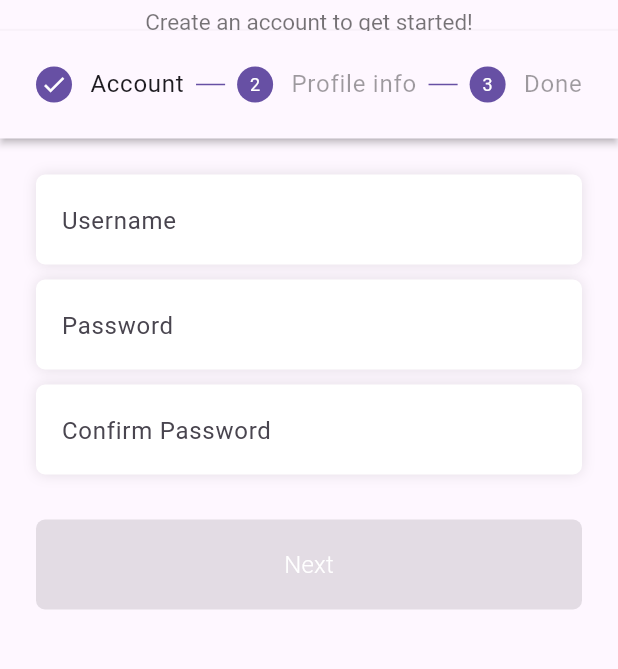
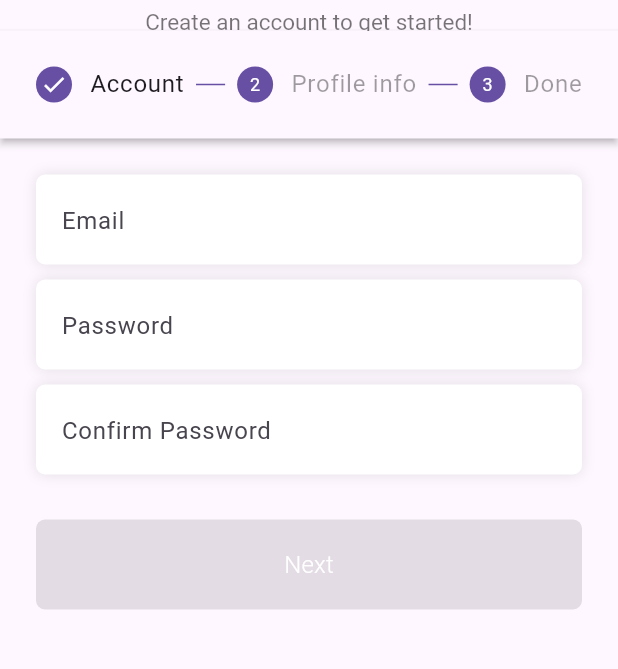
Before and after one commit to Benten559/NewsToYou, a Flutter app: the screen it shows after launch, after a tap on "Sign Up", on a phone screen of 412 x 824 dp, the part 127-796 px from its top. Run offline on Flutter 3.47's test engine with Material 3 defaults, Android fonts, the phone set to English and light mode, and no system bars; our stand-ins replace cloud_firestore, firebase_auth, firebase_core, webview_flutter; accounts and stored records are empty.

Commit message:
ResetPage and Detailed Optimization
Reset Password page done!
other detailed optimization:
When a user fails to log in, the user is prompted for a reason.
When user registration fails it will prompt the user for a reason.
When the user fails to reset the password, the user will be prompted for a reason.

```diff
--- a/news_media/lib/login/login.dart
+++ b/news_media/lib/login/login.dart
@@ -2,6 +2,7 @@ import 'package:NewsToYou/customized/app_colors.dart';
 import 'package:NewsToYou/customized/ourlogo.dart';
 import 'package:NewsToYou/globals/user_session.dart';
 import 'package:NewsToYou/navigationmenu/navigationmenu.dart';
+import 'package:NewsToYou/resetpwpage/reset.dart';
 import 'package:NewsToYou/signup/signup.dart';
 import 'package:flutter/material.dart';
 import 'package:NewsToYou/customized/commonbtn.dart';
@@ -18,6 +19,7 @@ class _LoginPageState extends State<LoginPage> {
   late String _email, _password;
   final auth = FirebaseAuth.instance;
   bool obscureText = true;
+  String errorstate="";
 
   Widget _buildView(BuildContext context) {
     return SafeArea(
@@ -36,6 +38,10 @@ class _LoginPageState extends State<LoginPage> {
               decoration: BoxDecoration(
                 color: Colors.white,
                 borderRadius: BorderRadius.circular(6),
+                border: Border.all(
+                  color: errorstate.isEmpty?Colors.white:Colors.red,
+                  width: 2.0,
+                ),
                 boxShadow: [
                   BoxShadow(
                     color: Colors.black.withOpacity(0.1),
@@ -44,8 +50,11 @@ class _LoginPageState extends State<LoginPage> {
                 ],
               ),
               child: TextField(
-                decoration: const InputDecoration(
-                  hintText: "Email",
+                decoration: InputDecoration(
+                  labelText: errorstate.isEmpty?"Email":errorstate,
+                  labelStyle: TextStyle(
+                    color: errorstate.isEmpty?null:Colors.red,
+                  ),
                   border: InputBorder.none,
                 ),
                 onChanged: (value) {
@@ -65,6 +74,10 @@ class _LoginPageState extends State<LoginPage> {
               decoration: BoxDecoration(
                 color: Colors.white,
                 borderRadius: BorderRadius.circular(6),
+                border: Border.all(
+                  color: errorstate.isEmpty?Colors.white:Colors.red,
+                  width: 2.0,
+                ),
                 boxShadow: [
                   BoxShadow(
                     color: Colors.black.withOpacity(0.1),
@@ -84,7 +97,10 @@ class _LoginPageState extends State<LoginPage> {
                       });
                     },
                   ),
-                  hintText: "Password",
+                  labelText: "Password",
+                  labelStyle: TextStyle(
+                    color: errorstate.isEmpty?null:Colors.red,
+                  ),
                   border: InputBorder.none,
                 ),
                 onChanged: (value) {
@@ -105,6 +121,14 @@ class _LoginPageState extends State<LoginPage> {
                 auth
                     .signInWithEmailAndPassword(
                         email: _email, password: _password)
+                    .catchError((e){setState((){
+                      if(e.code=="invalid-login-credentials"){
+                        errorstate="Wrong Email or Password!";
+                      }else{
+                        errorstate=e.code;
+                      }
+                    });
+                })
                     .then((_) {
                   Navigator.push(context,
                       MaterialPageRoute(builder: (context) => const NavigationMenu()));
@@ -151,12 +175,12 @@ class _LoginPageState extends State<LoginPage> {
             ),
 
             //if forgot username/password
-            const Row(
+            Row(
               mainAxisAlignment: MainAxisAlignment.center,
               children: [
                 //Sign up text
-                Text(
-                  "Forgot Username/Password? ",
+                const Text(
+                  "Forgot Password? ",
                   style: TextStyle(
                     fontSize: 15,
                     color: AppColors.defaultextcolor,
@@ -164,8 +188,13 @@ class _LoginPageState extends State<LoginPage> {
                   ),
                 ),
                 TextButton(
-                  onPressed: null,
-                  child: Text(
+                  onPressed: () {
+                    Navigator.push(
+                        context,
+                        MaterialPageRoute(
+                            builder: (context) => const ResetPage()));
+                  },
+                  child: const Text(
                     "Forgot",
                     style: TextStyle(
                       fontSize: 15,
--- a/news_media/lib/signup/signup.dart
+++ b/news_media/lib/signup/signup.dart
@@ -15,6 +15,7 @@ class SignUpPage extends StatefulWidget {
 
 class _SignUpPageState extends State<SignUpPage> {
   final auth = FirebaseAuth.instance;
+  String errorstate="";
 
   List<String> selectedCategories = []; ///User selected categories
   List<String> allCategories = [        ///categories list
@@ -35,8 +36,8 @@ class _SignUpPageState extends State<SignUpPage> {
   TextEditingController cpasswordcontroller = TextEditingController();
   TextEditingController nicknamecontroller = TextEditingController();
   int _currentStep = 0;
-  bool _useristyping = false;
-  bool _usercheck = false;
+  bool _emailistypiing = false;
+  bool _emailcheck = false;
   bool _passwordistyping = false;
   bool _passwordcheck = false;
   bool _cpasswordistyping = false;
@@ -44,6 +45,13 @@ class _SignUpPageState extends State<SignUpPage> {
   bool obscureText = true;
   bool _nickcheck=false;
   bool _fcategorycheck=false;
+
+  ///Check if the email satisfied the valid format
+  bool isValidEmail(String email) {
+    String emailPattern = r'^[\w-]+(\.[\w-]+)*@[\w-]+(\.[\w-]+)+$';
+    RegExp regExp = RegExp(emailPattern);
+    return regExp.hasMatch(email);
+  }
 
   ///password obscuretext setting
   bool cobscureText = true;
@@ -77,7 +85,7 @@ class _SignUpPageState extends State<SignUpPage> {
                         CommonBtn(
                           text: 'Next',
                           ///this super long if statement indicates if all the requirements satisfied, then you can press register and go back to login page to login
-                          onPressed:_usercheck&&_passwordcheck&&_cpasswordmatch? details.onStepContinue : null,
+                          onPressed:_emailcheck&&_passwordcheck&&_cpasswordmatch? details.onStepContinue : null,
                           height: 60,
                           width: double.infinity,
                           radius: 6,
@@ -103,6 +111,10 @@ class _SignUpPageState extends State<SignUpPage> {
                                 .createUserWithEmailAndPassword(
                                 email: usernamecontroller.text,
                                 password: passwordcontroller.text)
+                                .catchError((e){setState((){
+                                      errorstate=e.code;
+                                  });
+                                  })
                                 .then((value) {
                               Navigator.push(context,
                                   MaterialPageRoute(builder: (context) => const NavigationMenu()));
@@ -141,10 +153,11 @@ class _SignUpPageState extends State<SignUpPage> {
                   ///if password length<6, you can't press the next button
                   ///If (password!=confirm password): you can't press the next button
                   Step(
-                    title: const Text('Account'),
+                    title: Text('Account',
+                                style: TextStyle(color: errorstate.isEmpty?null:Colors.red)),
                     content: Column(
                       children: [
-                        ///username
+                        ///Email
                         Container(
                           height: 60,
                           padding: const EdgeInsets.only(top: 3, left: 15),
@@ -152,9 +165,7 @@ class _SignUpPageState extends State<SignUpPage> {
                             color: Colors.white,
                             borderRadius: BorderRadius.circular(6),
                             border: Border.all(
-                              color: _useristyping
-                                  ? (_usercheck ? Colors.green : Colors.red)
-                                  : Colors.white,
+                              color: errorstate.isEmpty?(_emailcheck?Colors.green:(_emailistypiing?Colors.red:Colors.white)):Colors.red,
                               width: 2.0,
                             ),
                             boxShadow: [
@@ -168,32 +179,31 @@ class _SignUpPageState extends State<SignUpPage> {
                             controller: usernamecontroller,
                             onChanged: (text) {
                               setState(() {
-                                _useristyping = true;
+                                _emailistypiing = true;
                               });
-                              if (text.length >= 6) {
+                              if (isValidEmail(text)&&errorstate.isEmpty) {
                                 setState(() {
-                                  _usercheck = true;
+                                  _emailcheck = true;
                                 });
                               } else if (text.isEmpty) {
                                 setState(() {
-                                  _useristyping = false;
+                                  _emailistypiing = false;
                                 });
-                              } else {
+                              } else if(isValidEmail(text)&&errorstate.isNotEmpty){
                                 setState(() {
-                                  _usercheck = false;
+                                  _emailcheck = true;
+                                  errorstate="";
+                                });
+                              }else{
+                                setState(() {
+                                  _emailcheck = false;
                                 });
                               }
                             },
                             decoration: InputDecoration(
-                              labelText: _useristyping
-                                  ? (_usercheck
-                                      ? "Username requirement satisfied"
-                                      : "Length of Username must be longer than or equal to 6 letters")
-                                  : "Username",
+                              labelText: errorstate.isEmpty?(_emailcheck?"Email requirements satisfied!":(_emailistypiing?"Invalid Email format":"Email")):errorstate,
                               labelStyle: TextStyle(
-                                color: _useristyping
-                                    ? (_usercheck ? Colors.green : Colors.red)
-                                    : null,
+                                color: errorstate.isEmpty?(_emailcheck?Colors.green:(_emailistypiing?Colors.red:null)):Colors.red,
                               ),
                               border: InputBorder.none,
                             ),
@@ -442,10 +452,10 @@ class _SignUpPageState extends State<SignUpPage> {
                   ),
                   Step(
                     title: const Text('Done'),
-                    content: const Column(
+                    content:  Column(
                       children: [
                         Text(
-                            "You've successfully completed our register form, press the 'Register' button."),
+                            "You've successfully completed our register form, press the 'Register' button.$errorstate"),
                       ],
                     ),
                     isActive: _currentStep >= 0,
```
Also changed, not shown: news_media/lib/resetpwpage/reset.dart (added, +133 -0 lines).
